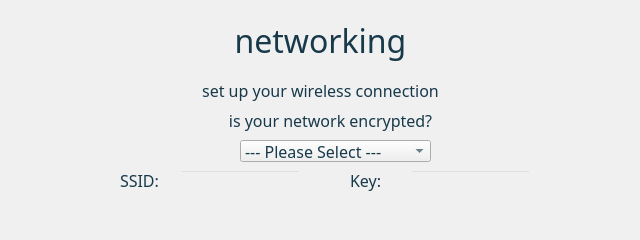
Old version of the form wifinetworksetup.ui in the repository tomdoyle87/osmc-linux-installer.
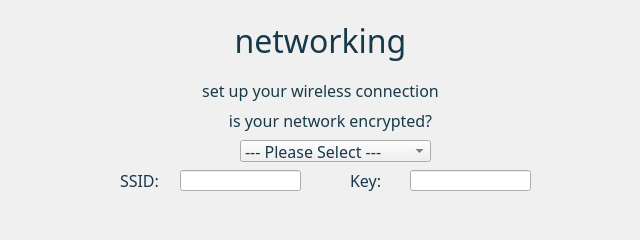
New version of the form. Icons and pictures are not drawn.

Commit message: wifi ssid ui updated

The edit to the form file:
```diff
--- a/wifinetworksetup.ui
+++ b/wifinetworksetup.ui
@@ -182,7 +182,7 @@
    </property>
    <property name="styleSheet">
     <string notr="true">color: #17394A;
-background: rgb(240, 240, 240, 0);
+background: rgb(, 240, 240, 0);
 </string>
    </property>
   </widget>
@@ -203,7 +203,7 @@
    </property>
    <property name="styleSheet">
     <string notr="true">color: #17394A;
-background: rgb(240, 240, 240, 0);
+background: rgb(, 240, 240, 0);
 </string>
    </property>
    <property name="inputMethodHints">
```
Left out of the diff: 6 changed lines with no effect on the pictures. The commit also changes 1 other file.
